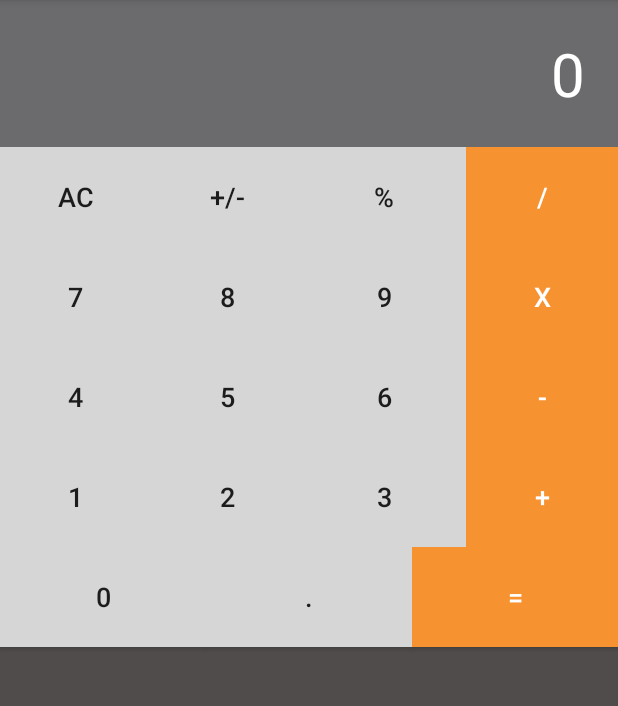
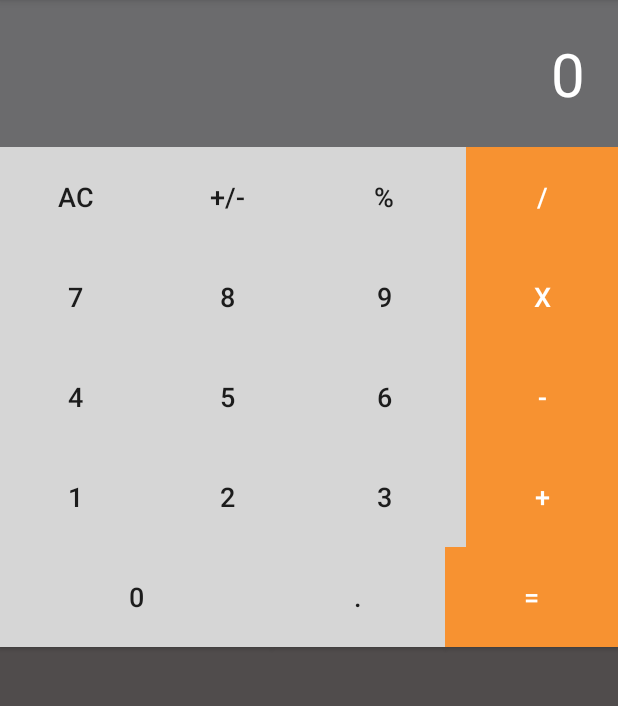
Before and after one commit to Pedestal19/Calculator_Demo, an Android app: the screen it shows after launch (MainActivity), on a phone screen of 412 x 824 dp, the part 84-790 px from its top. Run offline under Robolectric (Android 15) with nearby library versions, the phone set to English and light mode, and no system bars.

Commit message:
working on  ui components

```diff
--- a/app/src/main/res/layout/activity_main.xml
+++ b/app/src/main/res/layout/activity_main.xml
@@ -199,12 +199,12 @@
 
         <Button
             android:id="@+id/button3"
-            android:layout_width="30pt"
+            android:layout_width="60pt"
             android:layout_height="30pt"
             android:layout_weight="1"
             android:background="@color/whiteback"
             android:text="0"
-            android:textSize="18sp"/>
+            android:textSize="18sp" />
 
         <Button
             android:id="@+id/button2"
```
